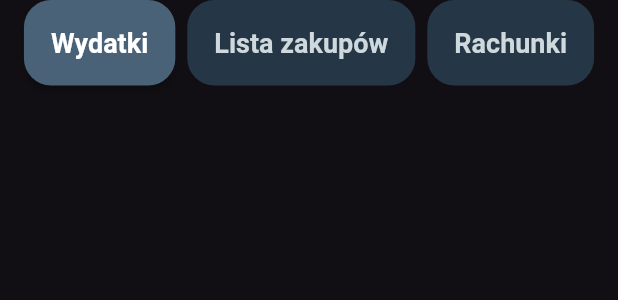
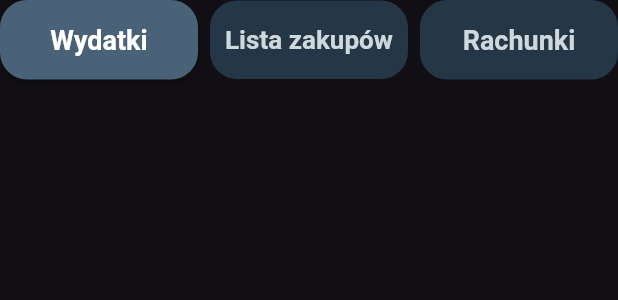
Before and after one commit to kacpercwiertnia/niezapominapka, a Flutter app: the SectionButtons widget shown alone on an empty page, opened directly with empty values, on a phone screen of 412 x 824 dp. Shown: the top 300 px of the screen. Run offline on Flutter 3.47's test engine with Material 3 defaults, Android fonts, the phone set to English and light mode, and no system bars; our stand-ins replace flutter_riverpod, qr_flutter, riverpod_annotation, sqflite; missing offline and left inert: dart:ffi, mobile_scanner; accounts and stored records are empty; generated files the repository leaves out were written again.

Commit message:
fix expanses screen styling + snackbar

```diff
--- a/lib/core/db/app_database.dart
+++ b/lib/core/db/app_database.dart
@@ -20,7 +20,7 @@ class AppDatabase {
     final dbPath = await getDatabasesPath();
     final path = join(dbPath, 'niezapominapka.db');
 
-    // await deleteDatabase(path);
+    await deleteDatabase(path);
 
     return openDatabase(
       path,
--- a/lib/core/notifications/error_notification.dart
+++ b/lib/core/notifications/error_notification.dart
@@ -5,10 +5,6 @@ void showError(BuildContext context, String message) {
   ScaffoldMessenger.of(context).showSnackBar(
     SnackBar(
       content: Text(message),
-      backgroundColor: Colors.redAccent,
-      behavior: SnackBarBehavior.floating, // Sprawia, że pasek "pływa" nad dołem
-      margin: const EdgeInsets.all(16),    // Odstępy od krawędzi ekranu
-      shape: RoundedRectangleBorder(borderRadius: BorderRadius.circular(12)),
     ),
   );
 }
--- a/lib/features/group/section_buttons.dart
+++ b/lib/features/group/section_buttons.dart
@@ -15,30 +15,35 @@ class SectionButtons extends StatelessWidget {
     return Row(
       mainAxisAlignment: MainAxisAlignment.center,
       children: [
-        ElevatedButton(
-          style: currentSection == GroupSection.Expenses
-              ? AppTheme.selectedElevatedButtonStyle
-              : AppTheme.unselectedElevatedButtonStyle,
-          onPressed: () => setSection(GroupSection.Expenses),
-          child: Text("Wydatki"),
-        ),
-        const SizedBox(width: 8,),
-        ElevatedButton(
-          style: currentSection == GroupSection.ShopList
-              ? AppTheme.selectedElevatedButtonStyle
-              : AppTheme.unselectedElevatedButtonStyle,
-          onPressed: () => setSection(GroupSection.ShopList),
-          child: Text("Lista zakupów"),
-        ),
-        const SizedBox(width: 8,),
-        ElevatedButton(
-          style: currentSection == GroupSection.Bills
-              ? AppTheme.selectedElevatedButtonStyle
-              : AppTheme.unselectedElevatedButtonStyle,
-          onPressed: () => setSection(GroupSection.Bills),
-          child: Text("Rachunki"),
-        ),
+        Expanded(child: _btn(GroupSection.Expenses, 'Wydatki')),
+        const SizedBox(width: 8),
+        Expanded(child: _btn(GroupSection.ShopList, 'Lista zakupów')),
+        const SizedBox(width: 8),
+        Expanded(child: _btn(GroupSection.Bills, 'Rachunki')),
       ],
     );
   }
+
+  Widget _btn(GroupSection section, String label) {
+    final baseStyle = currentSection == section
+        ? AppTheme.selectedElevatedButtonStyle
+        : AppTheme.unselectedElevatedButtonStyle;
+
+    return ElevatedButton(
+      style: baseStyle.copyWith(
+        // mniejszy padding tylko dla tych “tabsów”
+        padding: const WidgetStatePropertyAll(
+          EdgeInsets.symmetric(horizontal: 10, vertical: 16),
+        ),
+        // pozwala zejść z minimalną szerokością przycisku
+        minimumSize: const WidgetStatePropertyAll(Size(0, 52)),
+        tapTargetSize: MaterialTapTargetSize.shrinkWrap,
+      ),
+      onPressed: () => setSection(section),
+      child: FittedBox(
+        fit: BoxFit.scaleDown,
+        child: Text(label, maxLines: 1),
+      ),
+    );
+  }
 }
--- a/lib/theme.dart
+++ b/lib/theme.dart
@@ -109,6 +109,15 @@ class AppTheme {
         ),
       ),
     ),
+
+    snackBarTheme: SnackBarThemeData(
+      behavior: SnackBarBehavior.floating,
+      elevation: 0,
+      backgroundColor: inputButtonBg, // jeśli SnackBary są głównie błędami
+      shape: RoundedRectangleBorder(borderRadius: BorderRadius.circular(18)),
+      insetPadding: const EdgeInsets.all(16), // odpowiednik Twojego margin
+      contentTextStyle: const TextStyle(color: textPrimary),
+    ),
   );
 
   static ButtonStyle get unselectedElevatedButtonStyle => ButtonStyle(
```
Also changed, not shown: lib/features/group/GroupScreen.dart (+10 -2 lines), lib/features/group/expenses/ExpenseListItem.dart (+8 -3 lines).
